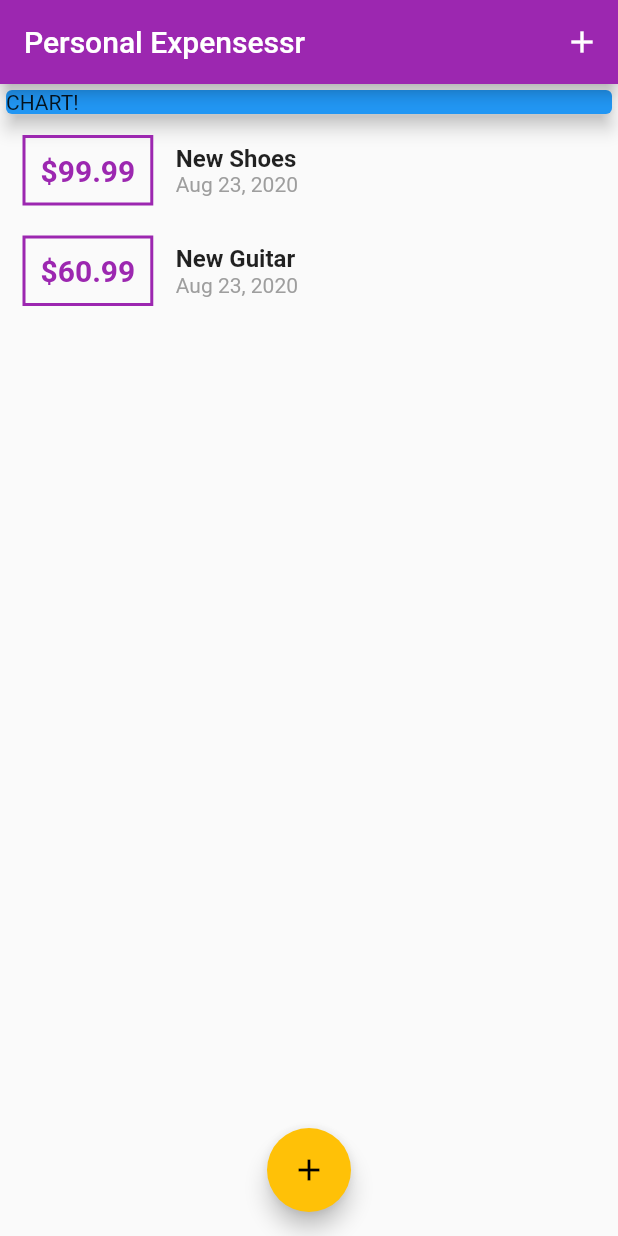
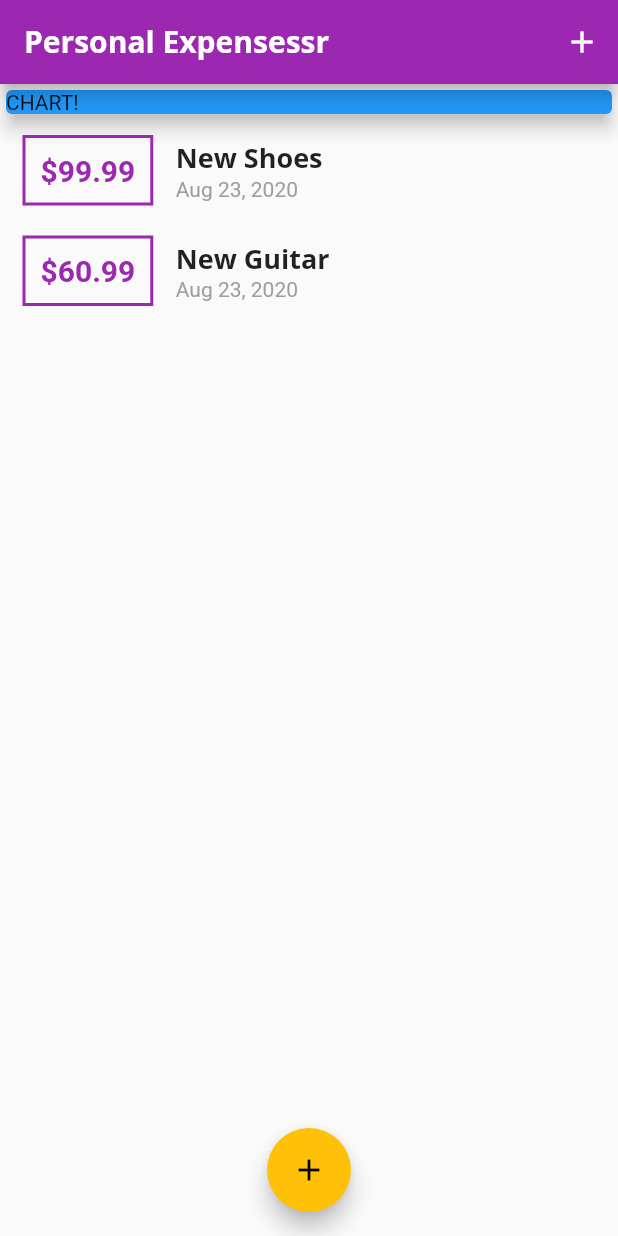
Before and after one commit to kittichanr/flutter_expense_planner, a Flutter app: the screen it shows after launch, on a phone screen of 412 x 824 dp. Run offline on Flutter 3.47's test engine with Material 2 defaults, Android fonts, the phone set to English and light mode, and no system bars.

Commit message:
add font

```diff
--- a/lib/main.dart
+++ b/lib/main.dart
@@ -12,9 +12,20 @@ class MyApp extends StatelessWidget {
     return MaterialApp(
       title: 'Personal Expenses',
       theme: ThemeData(
-        primarySwatch: Colors.purple,
-        accentColor: Colors.amber,
-      ),
+          primarySwatch: Colors.purple,
+          accentColor: Colors.amber,
+          fontFamily: 'QuickSand',
+          textTheme: ThemeData.light().textTheme.copyWith(
+              headline6: TextStyle(
+                  fontFamily: 'OpenSans',
+                  fontSize: 18,
+                  fontWeight: FontWeight.bold)),
+          appBarTheme: AppBarTheme(
+              textTheme: ThemeData.light().textTheme.copyWith(
+                  headline6: TextStyle(
+                      fontFamily: 'OpenSans',
+                      fontSize: 20,
+                      fontWeight: FontWeight.bold)))),
       home: MyHomePage(),
     );
   }
@@ -50,7 +61,7 @@ class _MyHomePageState extends State<MyHomePage> {
         context: ctx,
         builder: (_) {
           return GestureDetector(
-            onTap: (){},
+            onTap: () {},
             child: NewTransaction(_addNewTransaction),
             behavior: HitTestBehavior.opaque,
           );
--- a/lib/widgets/transaction_list.dart
+++ b/lib/widgets/transaction_list.dart
@@ -40,10 +40,7 @@ class TransactionList extends StatelessWidget {
                 children: [
                   Text(
                     transactions[index].title,
-                    style: TextStyle(
-                      fontWeight: FontWeight.bold,
-                      fontSize: 16,
-                    ),
+                    style: Theme.of(context).textTheme.headline6,
                   ),
                   Text(
                     DateFormat.yMMMd().format(transactions[index].date),
```
Also changed, not shown: pubspec.yaml (+11 -6 lines), assets/fonts/OpenSans-Bold.ttf (added), assets/fonts/OpenSans-Regular.ttf (added), assets/fonts/Quicksand-Bold.ttf (added), assets/fonts/Quicksand-Light.ttf (added), assets/fonts/Quicksand-Medium.ttf (added), assets/fonts/Quicksand-Regular.ttf (added).
